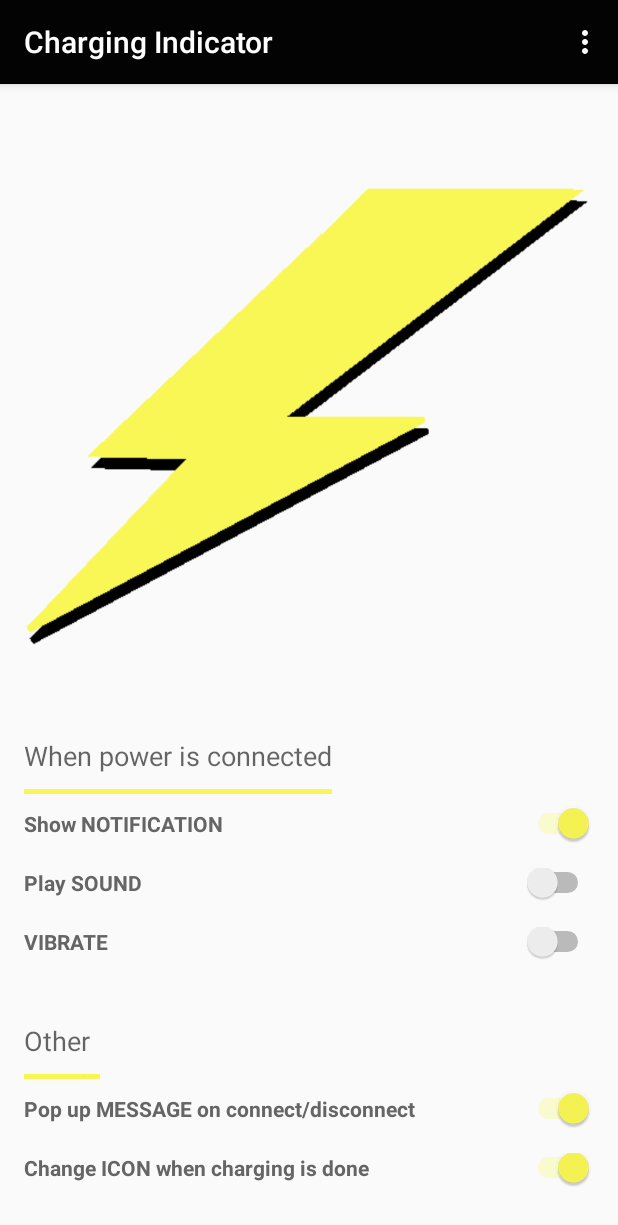
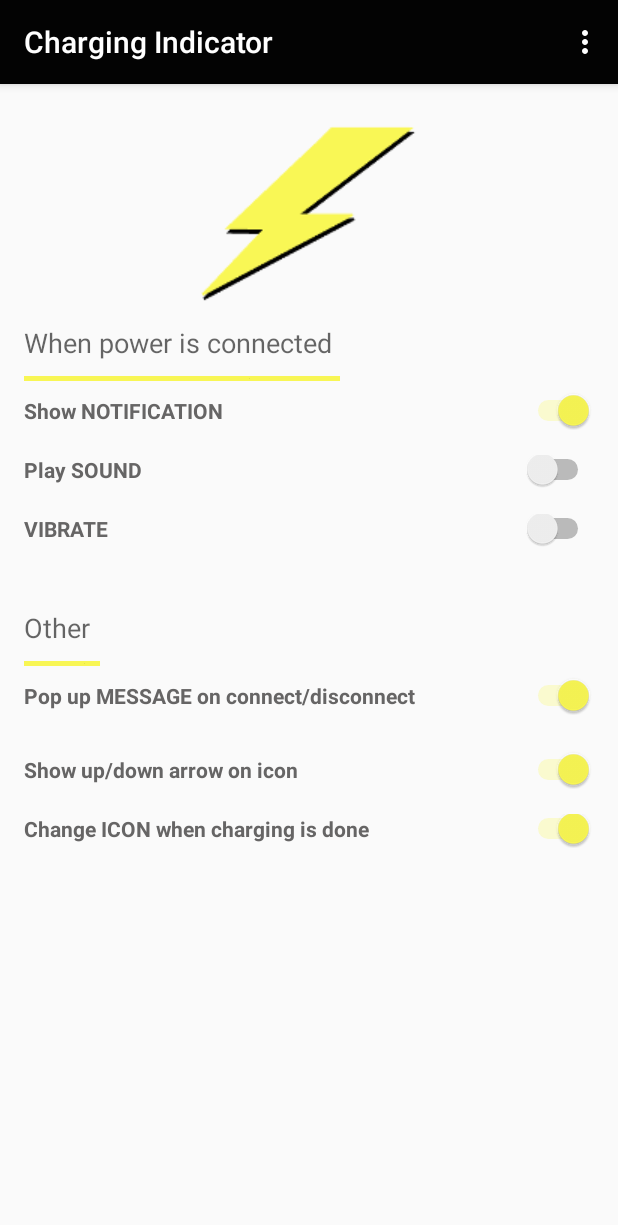
Before and after one commit to maderski/Charging-Indicator, an Android app: the screen it shows after launch (MainActivity), on a phone screen of 412 x 824 dp. Shown: the top 1225 px of the screen. Run offline under Robolectric (Android 15) with nearby library versions, the phone set to English and light mode, and no system bars; 1 statement that could not run was skipped.

Commit message:
added option to toggle switch for up/down arrow and added scrollview

```diff
--- a/app/src/main/java/maderski/chargingindicator/CIPreferences.java
+++ b/app/src/main/java/maderski/chargingindicator/CIPreferences.java
@@ -17,6 +17,7 @@ public class CIPreferences {
     public static final String PLAY_SOUND_KEY = "playSound";
     public static final String SHOW_TOAST_KEY = "showToast";
     public static final String SHOW_NOTIFICATION_KEY = "showNotification";
+    public static final String SHOW_INCREASING_DECREASING_KEY = "showIncreasingDecreasing";
 
     //Writes to SharedPreferences, but still need to commit setting to save it
     private static SharedPreferences.Editor editor(Context context){
@@ -39,6 +40,15 @@ public class CIPreferences {
     private static void commit(Context context){
         editor(context).commit();
         _editor = null;
+    }
+
+    public static void setShowChargingStateIcon(Context context, boolean enabled){
+        editor(context).putBoolean(SHOW_INCREASING_DECREASING_KEY, enabled);
+        commit(context);
+    }
+
+    public static boolean GetShowChargingStateIcon(Context context){
+        return reader(context).getBoolean(SHOW_INCREASING_DECREASING_KEY, true);
     }
 
     public static void SetChangeIcon(Context context, boolean enabled){
--- a/app/src/main/java/maderski/chargingindicator/MainActivity.java
+++ b/app/src/main/java/maderski/chargingindicator/MainActivity.java
@@ -99,6 +99,23 @@ public class MainActivity extends AppCompatActivity {
         btnState = CIPreferences.GetShowNotification(context);
         setting_switch = (Switch) findViewById(R.id.show_notification_switch);
         setting_switch.setChecked(btnState);
+
+        btnState = CIPreferences.GetShowChargingStateIcon(context);
+        setting_switch = (Switch) findViewById(R.id.show_chargingstate_switch);
+        setting_switch.setChecked(btnState);
+    }
+
+    public void IncreasingDecreasingIconSwitch(View view){
+        boolean on = ((Switch) view).isChecked();
+        if (on) {
+            CIPreferences.setShowChargingStateIcon(this, true);
+            if(BuildConfig.DEBUG)
+                Log.i(TAG, "IncreasingDecreasingIconSwitch is ON");
+        } else {
+            CIPreferences.setShowChargingStateIcon(this, false);
+            if(BuildConfig.DEBUG)
+                Log.i(TAG, "IncreasingDecreasingIconSwitch is OFF");
+        }
     }
 
     public void ChangeIconSwitch(View view){
--- a/app/src/main/java/maderski/chargingindicator/NotificationManager.java
+++ b/app/src/main/java/maderski/chargingindicator/NotificationManager.java
@@ -58,10 +58,11 @@ public class NotificationManager extends CINotification{
     }
 
     private int chargingStateIcon(Battery battery){
-        int chargingState = battery.isBatteryLevelIncreasing();
         int stateIcon = R.drawable.standardbolt;
 
-        switch(chargingState){
+        if(CIPreferences.GetShowChargingStateIcon(context)) {
+            int chargingState = battery.isBatteryLevelIncreasing();
+            switch (chargingState) {
                 case -1:
                     stateIcon = R.drawable.decreasingbolt;
                     break;
@@ -70,6 +71,7 @@ public class NotificationManager extends CINotification{
                 case 1:
                     stateIcon = R.drawable.increasingbolt;
                     break;
+            }
         }
 
         return stateIcon;
--- a/app/src/main/res/layout/activity_main.xml
+++ b/app/src/main/res/layout/activity_main.xml
@@ -9,31 +9,62 @@
     android:paddingTop="@dimen/activity_vertical_margin"
     tools:context="maderski.chargingindicator.MainActivity">
 
-    <Switch
-        android:layout_width="fill_parent"
+    <ScrollView
+        android:layout_width="match_parent"
+        android:layout_height="match_parent"
+        android:id="@+id/scrollView"
+        android:fillViewport="false">
+
+        <LinearLayout
+        android:orientation="vertical"
+        android:layout_width="match_parent"
+        android:layout_height="match_parent">
+
+            <ImageView
+                android:layout_width="match_parent"
                 android:layout_height="wrap_content"
-        android:text="Change ICON when charging is done"
-        android:id="@+id/change_icon_switch"
-        android:checked="false"
-        android:textStyle="bold"
-        android:onClick="ChangeIconSwitch"
-        android:textColor="#666565"
-        android:paddingBottom="20dp"
-        android:layout_alignParentBottom="true"
-        android:layout_alignParentEnd="true" />
+                android:id="@+id/imageView4"
+                android:src="@drawable/chargingboltsplash"
+                android:layout_alignParentTop="true"
+                android:layout_alignParentStart="true"
+                android:layout_above="@+id/textView"
+                android:layout_alignEnd="@+id/show_notification_switch" />
+
+            <TextView
+                android:layout_width="wrap_content"
+                android:layout_height="wrap_content"
+                android:textAppearance="?android:attr/textAppearanceMedium"
+                android:text="When power is connected"
+                android:id="@+id/textView"
+                android:paddingBottom="10dp"
+                android:layout_above="@+id/imageView"
+                android:layout_alignParentStart="true" />
+
+            <ImageView
+                android:paddingTop="1dp"
+                android:paddingBottom="1dp"
+                android:layout_height="wrap_content"
+                android:layout_width="wrap_content"
+                android:src="@android:drawable/divider_horizontal_bright"
+                android:background="@color/colorAccent"
+                android:paddingLeft="150dp"
+                android:paddingRight="60dp"
+                android:id="@+id/imageView"
+                android:layout_above="@+id/show_notification_switch"
+                android:layout_alignEnd="@+id/textView" />
 
             <Switch
                 android:layout_width="fill_parent"
                 android:layout_height="wrap_content"
-        android:text="VIBRATE"
-        android:id="@+id/vibrate_switch"
+                android:text="Show NOTIFICATION"
+                android:id="@+id/show_notification_switch"
                 android:checked="false"
                 android:textStyle="bold"
-        android:onClick="VibrateSwitch"
+                android:onClick="ShowNotificationSwitch"
                 android:textColor="#666565"
                 android:paddingBottom="20dp"
-        android:layout_marginBottom="24dp"
-        android:layout_above="@+id/textView2"
+                android:paddingTop="10dp"
+                android:layout_above="@+id/play_sound_switch"
                 android:layout_alignParentStart="true" />
 
             <Switch
@@ -52,53 +83,15 @@
             <Switch
                 android:layout_width="fill_parent"
                 android:layout_height="wrap_content"
-        android:text="Pop up MESSAGE on connect/disconnect"
-        android:id="@+id/show_toast_switch"
+                android:text="VIBRATE"
+                android:id="@+id/vibrate_switch"
                 android:checked="false"
                 android:textStyle="bold"
-        android:onClick="ShowToastSwitch"
+                android:onClick="VibrateSwitch"
                 android:textColor="#666565"
                 android:paddingBottom="20dp"
-        android:paddingTop="10dp"
-        android:layout_above="@+id/change_icon_switch"
-        android:layout_alignParentEnd="true" />
-
-    <ImageView
-        android:layout_gravity="center_horizontal"
-        android:paddingTop="1dp"
-        android:paddingBottom="1dp"
-        android:layout_height="wrap_content"
-        android:layout_width="wrap_content"
-        android:src="@android:drawable/divider_horizontal_bright"
-        android:background="@color/colorAccent"
-        android:paddingLeft="150dp"
-        android:paddingRight="60dp"
-        android:id="@+id/imageView"
-        android:layout_above="@+id/show_notification_switch"
-        android:layout_alignEnd="@+id/textView" />
-
-    <TextView
-        android:layout_width="wrap_content"
-        android:layout_height="wrap_content"
-        android:textAppearance="?android:attr/textAppearanceMedium"
-        android:text="When power is connected"
-        android:id="@+id/textView"
-        android:paddingBottom="10dp"
-        android:layout_above="@+id/imageView"
-        android:layout_alignParentStart="true" />
-
-    <Switch
-        android:layout_width="fill_parent"
-        android:layout_height="wrap_content"
-        android:text="Show NOTIFICATION"
-        android:id="@+id/show_notification_switch"
-        android:checked="false"
-        android:textStyle="bold"
-        android:onClick="ShowNotificationSwitch"
-        android:textColor="#666565"
-        android:paddingBottom="20dp"
-        android:paddingTop="10dp"
-        android:layout_above="@+id/play_sound_switch"
+                android:layout_marginBottom="24dp"
+                android:layout_above="@+id/textView2"
                 android:layout_alignParentStart="true" />
 
             <TextView
@@ -112,7 +105,6 @@
                 android:layout_alignParentStart="true" />
 
             <ImageView
-        android:layout_gravity="center_horizontal"
                 android:paddingTop="1dp"
                 android:paddingBottom="1dp"
                 android:layout_height="wrap_content"
@@ -125,15 +117,47 @@
                 android:layout_above="@+id/show_toast_switch"
                 android:layout_alignParentStart="true" />
 
-    <ImageView
-        android:layout_width="wrap_content"
+            <Switch
+                android:layout_width="fill_parent"
                 android:layout_height="wrap_content"
-        android:id="@+id/imageView4"
-        android:src="@drawable/chargingbolt2"
-        android:layout_alignParentTop="true"
-        android:layout_alignParentStart="true"
-        android:layout_above="@+id/textView"
-        android:layout_alignEnd="@+id/show_notification_switch" />
+                android:text="Pop up MESSAGE on connect/disconnect"
+                android:id="@+id/show_toast_switch"
+                android:checked="false"
+                android:textStyle="bold"
+                android:onClick="ShowToastSwitch"
+                android:textColor="#666565"
+                android:paddingBottom="20dp"
+                android:paddingTop="10dp"
+                android:layout_above="@+id/change_icon_switch"
+                android:layout_alignParentEnd="true" />
 
+            <Switch
+                android:layout_width="match_parent"
+                android:layout_height="wrap_content"
+                android:text="Show up/down arrow on icon"
+                android:id="@+id/show_chargingstate_switch"
+                android:checked="false"
+                android:textStyle="bold"
+                android:onClick="IncreasingDecreasingIconSwitch"
+                android:textColor="#666565"
+                android:paddingBottom="20dp"
+                android:paddingTop="10dp"
+                android:layout_above="@+id/change_icon_switch"
+                android:layout_alignParentEnd="true" />
 
+            <Switch
+                android:layout_width="fill_parent"
+                android:layout_height="wrap_content"
+                android:text="Change ICON when charging is done"
+                android:id="@+id/change_icon_switch"
+                android:checked="false"
+                android:textStyle="bold"
+                android:onClick="ChangeIconSwitch"
+                android:textColor="#666565"
+                android:paddingBottom="20dp"
+                android:layout_alignParentBottom="true"
+                android:layout_alignParentEnd="true" />
+
+        </LinearLayout>
+    </ScrollView>
 </RelativeLayout>
```
Lines whose indentation alone changed are shown as unchanged.
